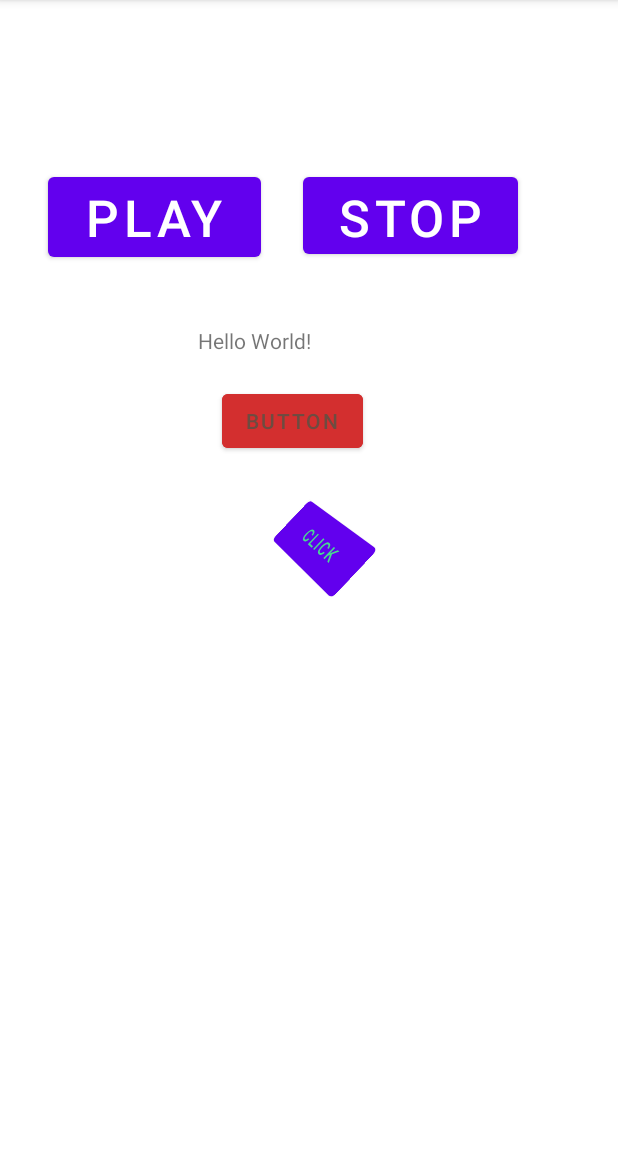
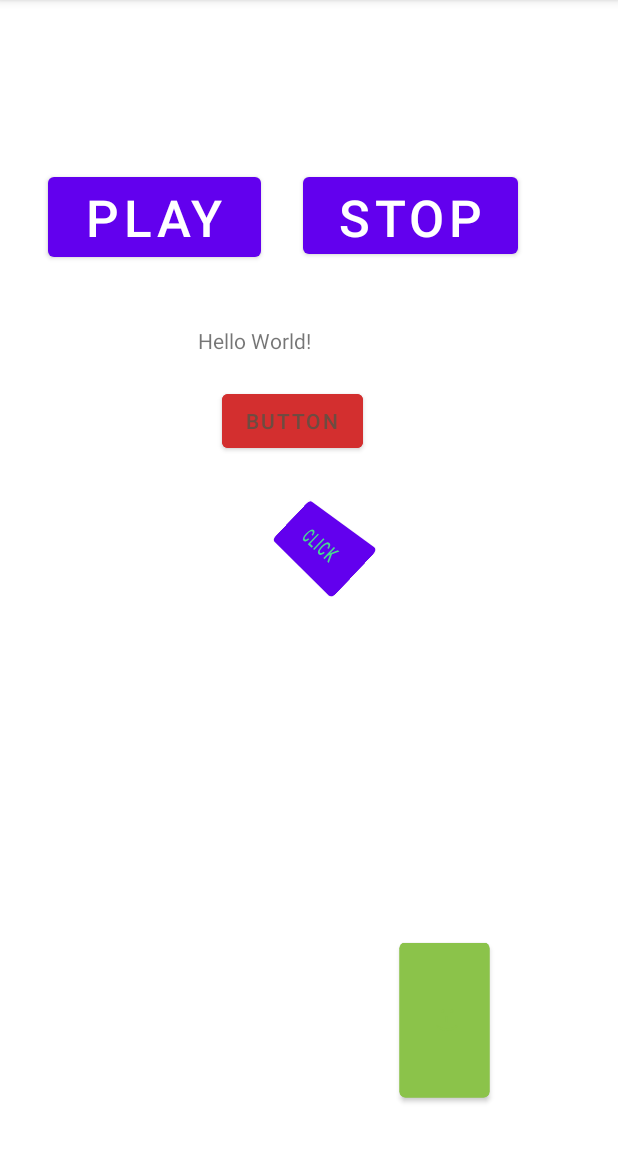
Before and after one commit to pavlentytest/toc_share_project, an Android app: the screen it shows after launch (MainActivity), on a phone screen of 412 x 824 dp, the part 84-1236 px from its top. Run offline under Robolectric (Android 15) with nearby library versions, the phone set to English and light mode, and no system bars.

Commit message:
Added green button

```diff
--- a/app/src/main/java/ru/samsung/itschool/mdev/myapplication/MainActivity.java
+++ b/app/src/main/java/ru/samsung/itschool/mdev/myapplication/MainActivity.java
@@ -3,6 +3,7 @@ package ru.samsung.itschool.mdev.myapplication;
 import androidx.annotation.NonNull;
 import androidx.appcompat.app.AppCompatActivity;
 
+import android.graphics.Color;
 import android.media.MediaPlayer;
 import android.os.Bundle;
 import android.view.View;
@@ -12,6 +13,7 @@ import android.widget.TextView;
 public class MainActivity extends AppCompatActivity {
 
     private Button button;
+    private Button button4;
     private TextView textView;
     private int counter = 0;
 
@@ -21,13 +23,16 @@ public class MainActivity extends AppCompatActivity {
         super.onCreate(savedInstanceState);
         setContentView(R.layout.activity_main);
         button = findViewById(R.id.PoplaukhinId);
-
+        button4 = findViewById(R.id.button4);
         textView = findViewById(R.id.textView2);
         button.setOnClickListener(view -> {
             counter++;
             String result = "Вы тыкнули на мою кнопочку " + Integer.toString(counter);
             textView.setText(result);
                 });
+        button4.setOnClickListener(view -> {
+            button4.setBackgroundColor(Color.BLACK);
+        });
     }
 
     public void doPlay(View v)
--- a/app/src/main/res/layout/activity_main.xml
+++ b/app/src/main/res/layout/activity_main.xml
@@ -72,4 +72,17 @@
         app:layout_constraintStart_toEndOf="@+id/button2"
         app:layout_constraintTop_toTopOf="parent" />
 
+    <Button
+        android:id="@+id/button4"
+        android:layout_width="103dp"
+        android:layout_height="72dp"
+        android:layout_marginEnd="64dp"
+        android:layout_marginBottom="52dp"
+        android:backgroundTint="#8BC34A"
+        android:rotation="-90"
+        android:text="(-:"
+        android:textColor="#8BC34A"
+        app:layout_constraintBottom_toBottomOf="parent"
+        app:layout_constraintEnd_toEndOf="parent" />
+
 </androidx.constraintlayout.widget.ConstraintLayout>
```
